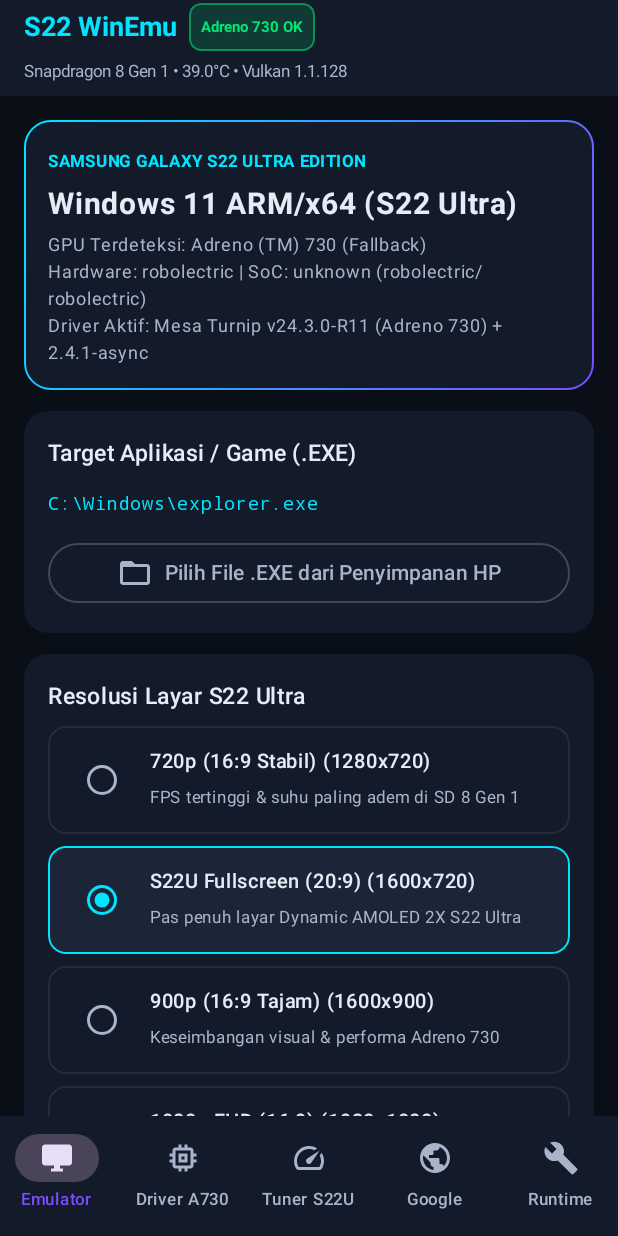
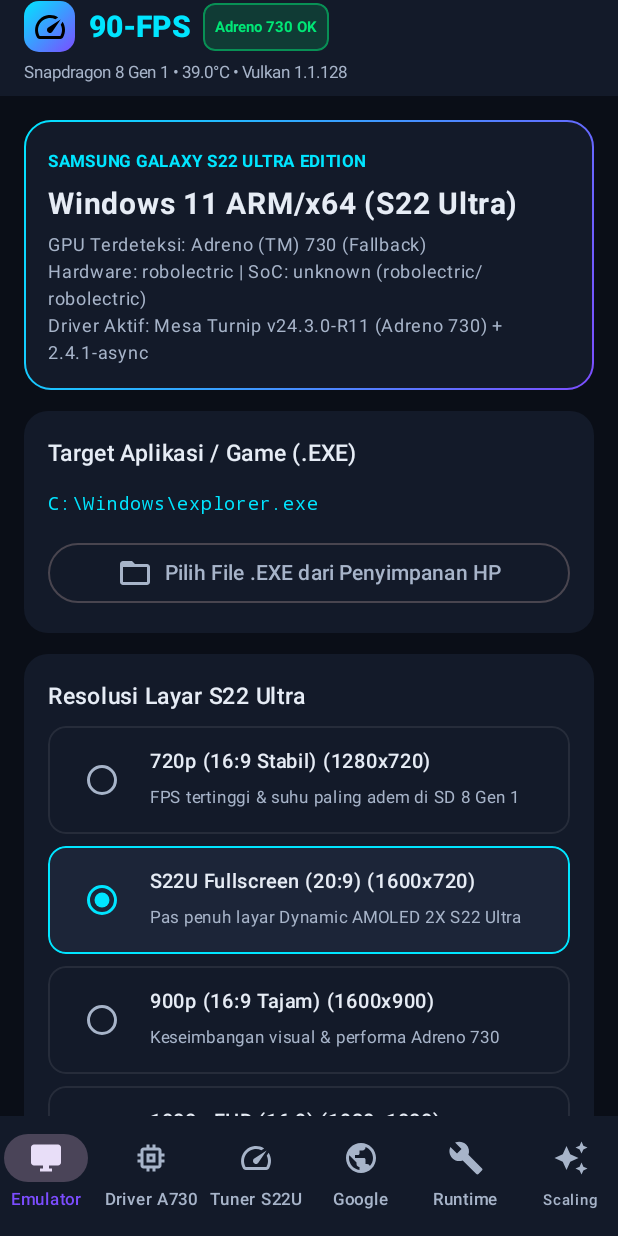
Before and after one commit to saputra141/90-fps, an Android app built with Jetpack Compose: the screen it shows after launch (MainActivity), on a phone screen of 412 x 824 dp. Run offline under Robolectric (Android 15) with nearby library versions, the phone set to English and light mode, and no system bars; 1 statement that could not run was skipped.

Commit message:
Polish 90-FPS app branding and add scaling tab

```diff
--- a/app/src/main/java/com/s22winemu/app/ui/S22WinEmuApp.kt
+++ b/app/src/main/java/com/s22winemu/app/ui/S22WinEmuApp.kt
@@ -131,12 +131,14 @@ fun S22WinEmuApp(repository: DriverRepository) {
                 title = {
                     Column {
                         Row(verticalAlignment = Alignment.CenterVertically) {
-                            Text(
-                                "S22 WinEmu",
-                                fontWeight = FontWeight.Bold,
-                                fontSize = 18.sp,
-                                color = S22Cyan
-                            )
+                            Box(
+                                modifier = Modifier.size(34.dp).clip(RoundedCornerShape(10.dp)).background(Brush.linearGradient(listOf(S22Cyan, S22Violet))),
+                                contentAlignment = Alignment.Center
+                            ) {
+                                Icon(Icons.Default.Speed, contentDescription = "90-FPS", tint = Color.Black)
+                            }
+                            Spacer(Modifier.width(9.dp))
+                            Text("90-FPS", fontWeight = FontWeight.ExtraBold, fontSize = 20.sp, color = S22Cyan)
                             Spacer(Modifier.width(8.dp))
                             BadgeChip(
                                 text = if (telemetry.isAdreno730Detected) "Adreno 730 OK" else "SD8G1 Mode",
@@ -183,6 +185,12 @@ fun S22WinEmuApp(repository: DriverRepository) {
                     onClick = { selectedTab = 4 },
                     icon = { Icon(Icons.Default.Build, contentDescription = null) },
                     label = { Text("Runtime", fontSize = 11.sp) }
+                )
+                NavigationBarItem(
+                    selected = selectedTab == 5,
+                    onClick = { selectedTab = 5 },
+                    icon = { Icon(Icons.Default.AutoAwesome, contentDescription = null) },
+                    label = { Text("Scaling", fontSize = 10.sp) }
                 )
             }
         }
@@ -299,6 +307,8 @@ fun S22WinEmuApp(repository: DriverRepository) {
                     selectedBackend = selectedBackend,
                     onBackendSelected = { selectedBackend = it }
                 )
+
+                5 -> ScalingLabScreen()
 
                 3 -> GoogleDriverBrowserScreen(
                     initialUrl = googleBrowserUrl,
```
